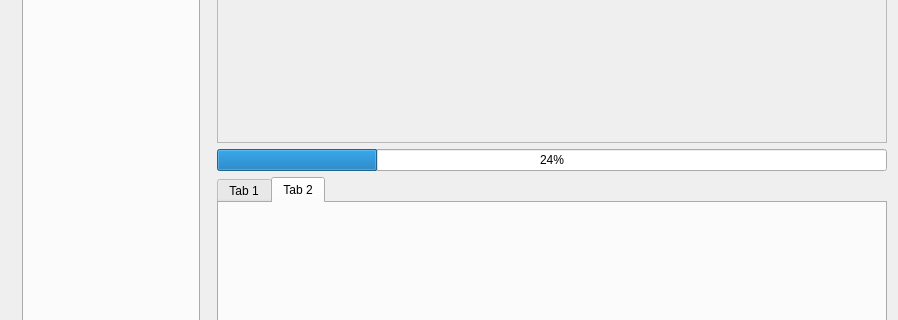
This is dashboard/src/mainwindow.ui in ChrisVilches/Qt5-Examples-Templates as Qt 5 draws it before an edit; both pictures show x 0 to 898 and y 170 to 490 of the 898 by 673 pixel window. The edited form follows.
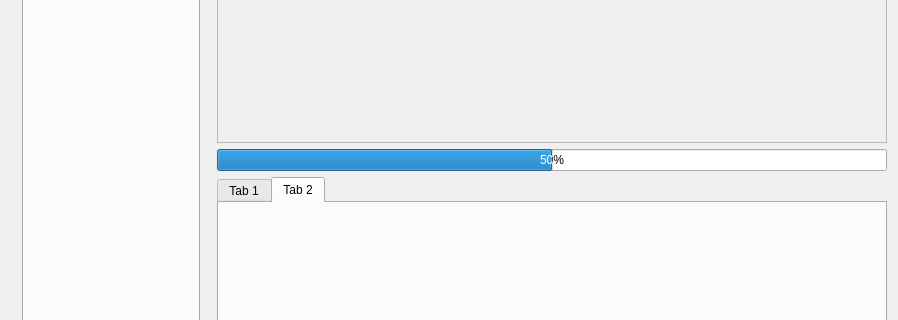
This is the edited form.

```diff
--- a/dashboard/src/mainwindow.ui
+++ b/dashboard/src/mainwindow.ui
@@ -169,7 +169,7 @@
         <item>
          <widget class="QProgressBar" name="progressBar">
           <property name="value">
-           <number>24</number>
+           <number>50</number>
           </property>
          </widget>
         </item>
```
